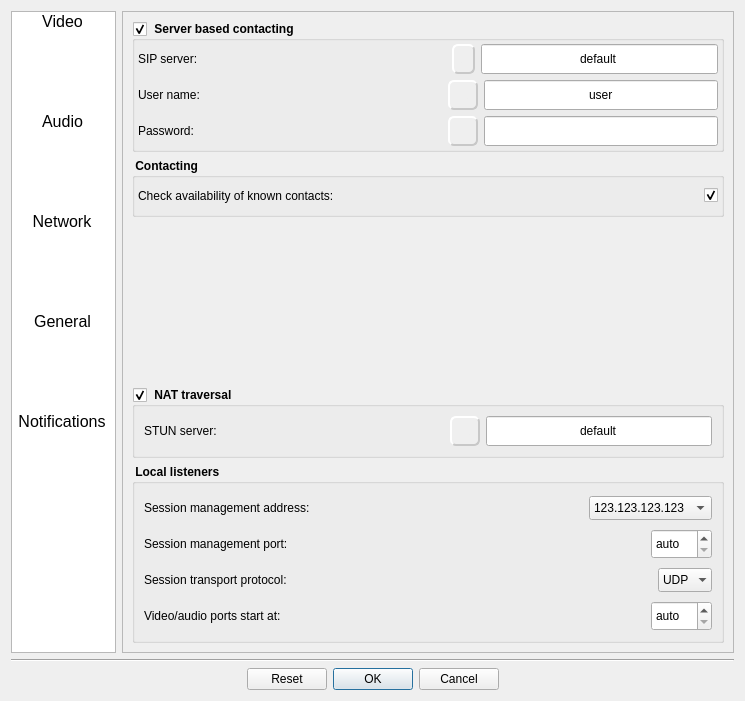
First picture: the form in Homer/forms/Dialogs/ConfigurationDialog.ui, repository Homer-Conferencing/Homer-Conferencing, before the edit.
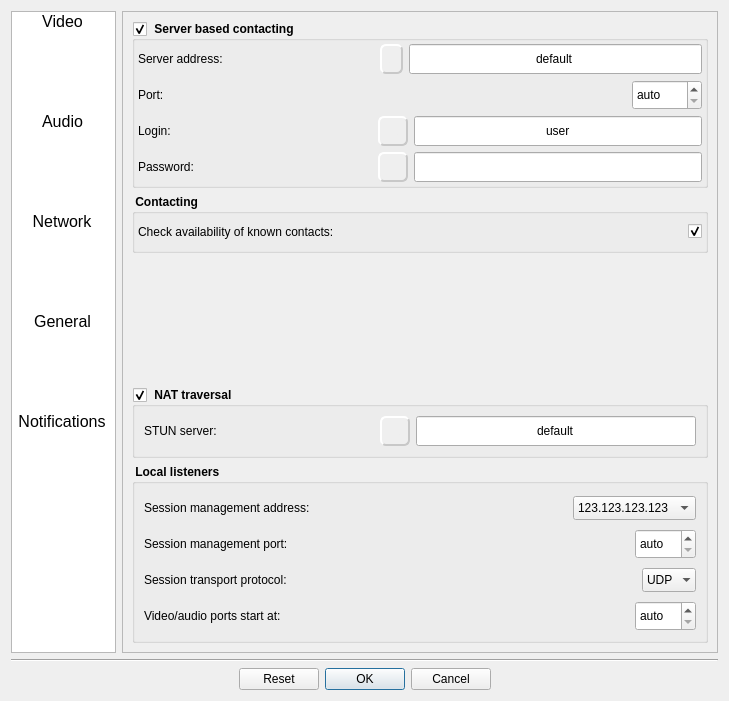
Second picture: the form after the edit. The open tabs and pages were chosen to show the change. Icons and pictures are not drawn.

Commit message: - added: support for adjustable SIP server port

```diff
--- a/Homer/forms/Dialogs/ConfigurationDialog.ui
+++ b/Homer/forms/Dialogs/ConfigurationDialog.ui
@@ -6,7 +6,7 @@
    <rect>
     <x>0</x>
     <y>0</y>
-    <width>745</width>
+    <width>729</width>
     <height>701</height>
    </rect>
   </property>
@@ -1687,18 +1687,18 @@
              <number>3</number>
             </property>
             <item>
-             <layout class="QHBoxLayout" name="horizontalLayout_12">
+             <layout class="QHBoxLayout" name="horizontalLayout_12" stretch="0,1,0,2">
               <item>
                <widget class="QLabel" name="mLbSipServer">
                 <property name="minimumSize">
                  <size>
-                  <width>70</width>
+                  <width>90</width>
                   <height>30</height>
                  </size>
                 </property>
                 <property name="maximumSize">
                  <size>
-                  <width>70</width>
+                  <width>90</width>
                   <height>16777215</height>
                  </size>
                 </property>
@@ -1709,7 +1709,7 @@
                  </font>
                 </property>
                 <property name="text">
-                 <string>SIP server:</string>
+                 <string>Server address: </string>
                 </property>
                </widget>
               </item>
@@ -1718,9 +1718,12 @@
                 <property name="orientation">
                  <enum>Qt::Horizontal</enum>
                 </property>
+                <property name="sizeType">
+                 <enum>QSizePolicy::MinimumExpanding</enum>
+                </property>
                 <property name="sizeHint" stdset="0">
                  <size>
-                  <width>2</width>
+                  <width>20</width>
                   <height>20</height>
                  </size>
                 </property>
@@ -1800,18 +1803,106 @@
              </layout>
             </item>
             <item>
-             <layout class="QHBoxLayout" name="horizontalLayout_13">
+             <layout class="QHBoxLayout" name="_3">
+              <item>
+               <widget class="QLabel" name="mLbPort">
+                <property name="sizePolicy">
+                 <sizepolicy hsizetype="Fixed" vsizetype="Fixed">
+                  <horstretch>0</horstretch>
+                  <verstretch>0</verstretch>
+                 </sizepolicy>
+                </property>
+                <property name="minimumSize">
+                 <size>
+                  <width>80</width>
+                  <height>30</height>
+                 </size>
+                </property>
+                <property name="maximumSize">
+                 <size>
+                  <width>80</width>
+                  <height>30</height>
+                 </size>
+                </property>
+                <property name="font">
+                 <font>
+                  <weight>50</weight>
+                  <bold>false</bold>
+                 </font>
+                </property>
+                <property name="text">
+                 <string>Port: </string>
+                </property>
+               </widget>
+              </item>
+              <item>
+               <spacer>
+                <property name="orientation">
+                 <enum>Qt::Horizontal</enum>
+                </property>
+                <property name="sizeHint" stdset="0">
+                 <size>
+                  <width>2</width>
+                  <height>20</height>
+                 </size>
+                </property>
+               </spacer>
+              </item>
+              <item>
+               <widget class="QSpinBox" name="mSbSipServerPort">
+                <property name="minimumSize">
+                 <size>
+                  <width>70</width>
+                  <height>30</height>
+                 </size>
+                </property>
+                <property name="maximumSize">
+                 <size>
+                  <width>70</width>
+                  <height>30</height>
+                 </size>
+                </property>
+                <property name="font">
+                 <font>
+                  <weight>50</weight>
+                  <bold>false</bold>
+                 </font>
+                </property>
+                <property name="specialValueText">
+                 <string>auto</string>
+                </property>
+                <property name="suffix">
+                 <string/>
+                </property>
+                <property name="prefix">
+                 <string/>
+                </property>
+                <property name="minimum">
+                 <number>5060</number>
+                </property>
+                <property name="maximum">
+                 <number>65535</number>
+                </property>
+                <property name="value">
+                 <number>5060</number>
+                </property>
+               </widget>
+              </item>
+             </layout>
+            </item>
+            <item>
+             <layout class="QHBoxLayout" name="horizontalLayout_13" stretch="0,1,0,2">
               <item>
                <widget class="QLabel" name="mLbSipUserName">
                 <property name="minimumSize">
                  <size>
-                  <width>70</width>
+                  <width>90</width>
                   <height>30</height>
                  </size>
                 </property>
                 <property name="maximumSize">
                  <size>
-                  <width>70</width>
+                  <width>90</width>
                   <height>16777215</height>
                  </size>
                 </property>
@@ -1822,7 +1913,7 @@
                  </font>
                 </property>
                 <property name="text">
-                 <string>User name: </string>
+                 <string>Login: </string>
                 </property>
                </widget>
               </item>
@@ -1831,9 +1922,12 @@
                 <property name="orientation">
                  <enum>Qt::Horizontal</enum>
                 </property>
+                <property name="sizeType">
+                 <enum>QSizePolicy::MinimumExpanding</enum>
+                </property>
                 <property name="sizeHint" stdset="0">
                  <size>
-                  <width>2</width>
+                  <width>20</width>
                   <height>20</height>
                  </size>
                 </property>
@@ -1912,18 +2006,18 @@
              </layout>
             </item>
             <item>
-             <layout class="QHBoxLayout" name="horizontalLayout_18" stretch="0,0,0,0">
+             <layout class="QHBoxLayout" name="horizontalLayout_18" stretch="0,1,0,2">
               <item>
                <widget class="QLabel" name="mLbSipPassword">
                 <property name="minimumSize">
                  <size>
-                  <width>70</width>
+                  <width>90</width>
                   <height>30</height>
                  </size>
                 </property>
                 <property name="maximumSize">
                  <size>
-                  <width>70</width>
+                  <width>90</width>
                   <height>16777215</height>
                  </size>
                 </property>
@@ -1943,9 +2037,12 @@
                 <property name="orientation">
                  <enum>Qt::Horizontal</enum>
                 </property>
+                <property name="sizeType">
+                 <enum>QSizePolicy::MinimumExpanding</enum>
+                </property>
                 <property name="sizeHint" stdset="0">
                  <size>
-                  <width>2</width>
+                  <width>20</width>
                   <height>20</height>
                  </size>
                 </property>
@@ -2131,15 +2228,21 @@
            </property>
            <layout class="QVBoxLayout" name="verticalLayout_9">
             <item>
-             <layout class="QHBoxLayout" name="horizontalLayout_29">
+             <layout class="QHBoxLayout" name="horizontalLayout_29" stretch="0,1,0,2">
               <item>
                <widget class="QLabel" name="mLbStunServer">
                 <property name="minimumSize">
                  <size>
-                  <width>0</width>
+                  <width>90</width>
                   <height>30</height>
                  </size>
                 </property>
+                <property name="maximumSize">
+                 <size>
+                  <width>90</width>
+                  <height>16777215</height>
+                 </size>
+                </property>
                 <property name="font">
                  <font>
                   <weight>50</weight>
@@ -2156,9 +2259,12 @@
                 <property name="orientation">
                  <enum>Qt::Horizontal</enum>
                 </property>
+                <property name="sizeType">
+                 <enum>QSizePolicy::MinimumExpanding</enum>
+                </property>
                 <property name="sizeHint" stdset="0">
                  <size>
-                  <width>2</width>
+                  <width>20</width>
                   <height>20</height>
                  </size>
                 </property>
```
Left out of the diff: 2 changed lines with no effect on the pictures. The commit also changes 8 other files.
